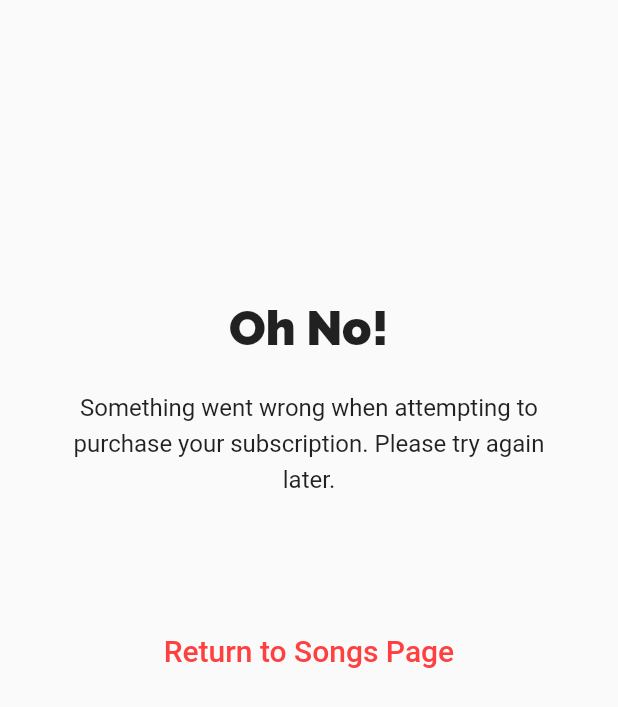
After one commit to jpseawell/lloud-mobile, a Flutter app: the SubscriptionErrorPage screen opened by its route, on a phone screen of 412 x 824 dp. The commit adds this screen. Shown: the top 707 px of the screen. Run offline on Flutter 3.47's test engine with Material 2 defaults, Android fonts, the phone set to English and light mode, and no system bars; our stand-ins replace audioplayers, email_validator, flutter_secure_storage, in_app_purchase; accounts and stored records are empty.

Commit message:
Add payment verification
- Enable pending purchases on app init
- Add purchase handler class
- Turn remaining likes widget into a button
- Add subscription error page
- Add subscription page

```diff
--- a/lib/main.dart
+++ b/lib/main.dart
@@ -1,5 +1,7 @@
 import 'package:flutter/material.dart';
 import 'package:provider/provider.dart';
+import 'package:in_app_purchase/in_app_purchase.dart';
+
 import 'package:lloud_mobile/providers/song_player.dart';
 import 'package:lloud_mobile/providers/points.dart';
 import 'package:lloud_mobile/providers/user.dart';
@@ -12,12 +14,20 @@ import './views/pages/login_page.dart';
 import './views/pages/nav_page.dart';
 import './views/pages/store_item_page.dart';
 import './views/pages/subscription_page.dart';
+import './views/pages/subscription_error_page.dart';
 import './providers/likes.dart';
 
-void main() => runApp(MyApp());
+void main() {
+  InAppPurchaseConnection.enablePendingPurchases();
+  runApp(MyApp());
+}
 
-class MyApp extends StatelessWidget {
-  // TODO: Add providers for: auth, playing audio
+class MyApp extends StatefulWidget {
+  @override
+  _MyAppState createState() => _MyAppState();
+}
+
+class _MyAppState extends State<MyApp> {
   @override
   Widget build(BuildContext context) {
     return MultiProvider(
@@ -46,6 +56,7 @@ class MyApp extends StatelessWidget {
                   ),
               '/store-item': (ctx) => StoreItemPage(),
               '/subscription': (ctx) => SubscriptionPage(),
+              '/subscription-error': (ctx) => SubscriptionErrorPage(),
             }));
   }
 }
--- a/lib/util/dal.dart
+++ b/lib/util/dal.dart
@@ -13,10 +13,15 @@ class DAL {
 
   // PROD
   // final String _apiUrl =
-  // 'http://ec2-18-191-169-184.us-east-2.compute.amazonaws.com:3000/api/v1/';
+  //     'http://ec2-18-191-169-184.us-east-2.compute.amazonaws.com:3000/api/v1/';
 
-  // DEV
-  final String _apiUrl = 'http://10.0.2.2:3333/api/v1/';
+  final String _apiUrl = 'https://www.lloudapp.com/api/v1/';
+
+  // DEV - windows
+  // final String _apiUrl = 'http://10.0.2.2:3333/api/v1/';
+
+  // DEV - mac
+  // final String _apiUrl = 'http://davids-mac.local:3333/api/v1/';
 
   final _requestHeaders = {
     'Accept': 'application/json',
--- a/lib/views/_common/remaining_likes.dart
+++ b/lib/views/_common/remaining_likes.dart
@@ -1,4 +1,5 @@
 import 'package:flutter/material.dart';
+import 'package:lloud_mobile/config/lloud_theme.dart';
 import 'package:provider/provider.dart';
 import '../../providers/likes.dart';
 
@@ -11,7 +12,13 @@ class _RemainingLikesState extends State<RemainingLikes> {
   @override
   Widget build(BuildContext context) {
     final likes = Provider.of<Likes>(context);
-    return Row(
+    return FlatButton(
+        onPressed: () {
+          // TODO: Don't show sub page if already subscribed
+          Navigator.pushNamed(context, '/subscription');
+        },
+        textColor: LloudTheme.white,
+        child: Row(
           mainAxisAlignment: MainAxisAlignment.start,
           children: <Widget>[
             Container(
@@ -21,6 +28,6 @@ class _RemainingLikesState extends State<RemainingLikes> {
             Text('${likes.remaining} / ${likes.allowance}',
                 style: TextStyle(fontWeight: FontWeight.w300))
           ],
-    );
+        ));
   }
 }
--- a/lib/views/pages/signup/signup_page.dart
+++ b/lib/views/pages/signup/signup_page.dart
@@ -21,7 +21,8 @@ class _SignupPageState extends State<SignupPage> {
     dynamic dal = DAL.instance();
     Response res =
         await dal.post('email', {'email': email}, useAuthHeader: false);
-
+    print('TEST...');
+    print(res.toString());
     return !json.decode(res.body)['success'];
   }
 
--- /dev/null
+++ b/lib/views/pages/subscription_error_page.dart
@@ -0,0 +1,48 @@
+import 'package:flutter/material.dart';
+
+import 'package:lloud_mobile/config/lloud_theme.dart';
+
+import 'package:lloud_mobile/views/_common/h1.dart';
+
+class SubscriptionErrorPage extends StatelessWidget {
+  @override
+  Widget build(BuildContext context) {
+    return Scaffold(
+        body: SafeArea(
+      child: ListView(
+        padding: EdgeInsets.symmetric(horizontal: 36.0),
+        children: <Widget>[
+          SizedBox(height: 200.0),
+          Column(
+              mainAxisAlignment: MainAxisAlignment.center,
+              children: <Widget>[
+                H1('Oh No!'),
+                SizedBox(height: 20.0),
+                Text(
+                    'Something went wrong when attempting to purchase your subscription. Please try again later.',
+                    textAlign: TextAlign.center,
+                    style: TextStyle(fontSize: 16, height: 1.5)),
+                SizedBox(height: 80.0),
+                Row(
+                  children: <Widget>[
+                    Expanded(
+                        flex: 1,
+                        child: FlatButton(
+                          padding: EdgeInsets.symmetric(vertical: 12.0),
+                          onPressed: () {
+                            Navigator.pushNamed(context, '/nav');
+                          },
+                          textColor: LloudTheme.red,
+                          child: Text(
+                            'Return to Songs Page',
+                            style: TextStyle(fontSize: 20),
+                          ),
+                        ))
+                  ],
+                ),
+              ]),
+        ],
+      ),
+    ));
+  }
+}
```
Also changed, not shown: lib/providers/purchases.dart (added, +22 -0 lines), lib/util/purchase_handler.dart (added, +107 -0 lines), lib/views/pages/subscription_page.dart (+133 -8 lines), 2 other files. Lines whose indentation alone changed are shown as unchanged.
